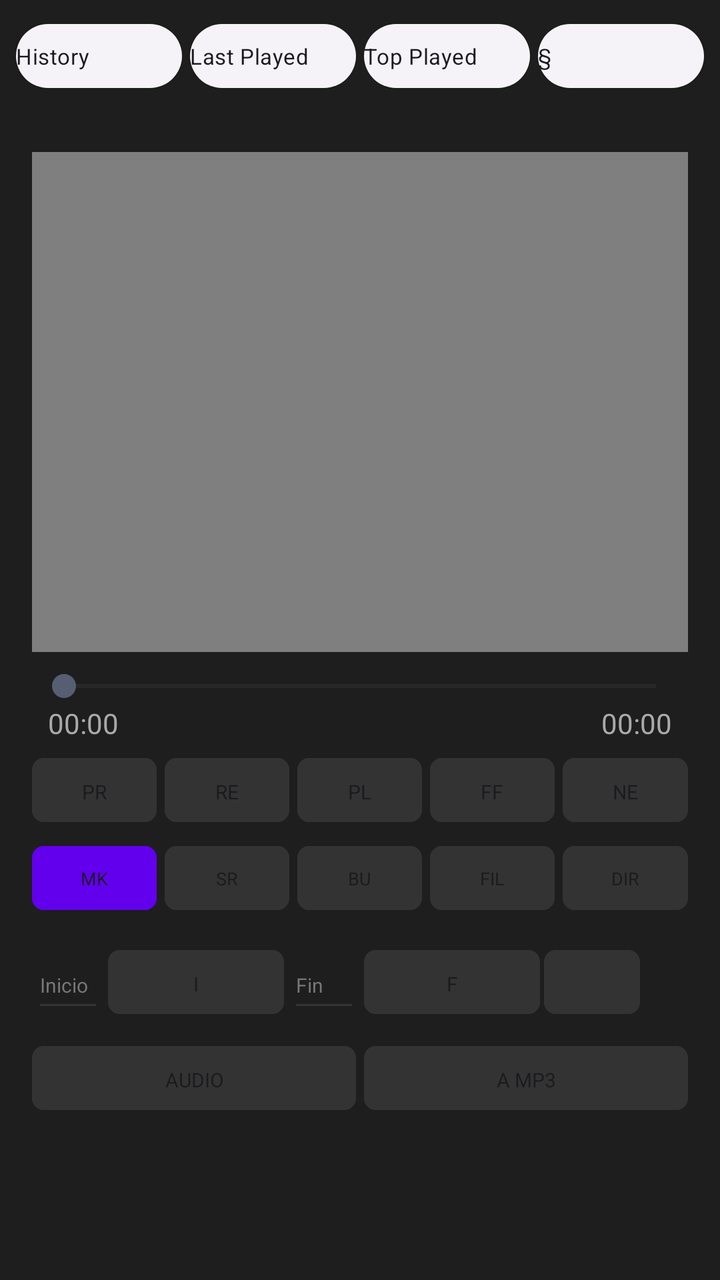
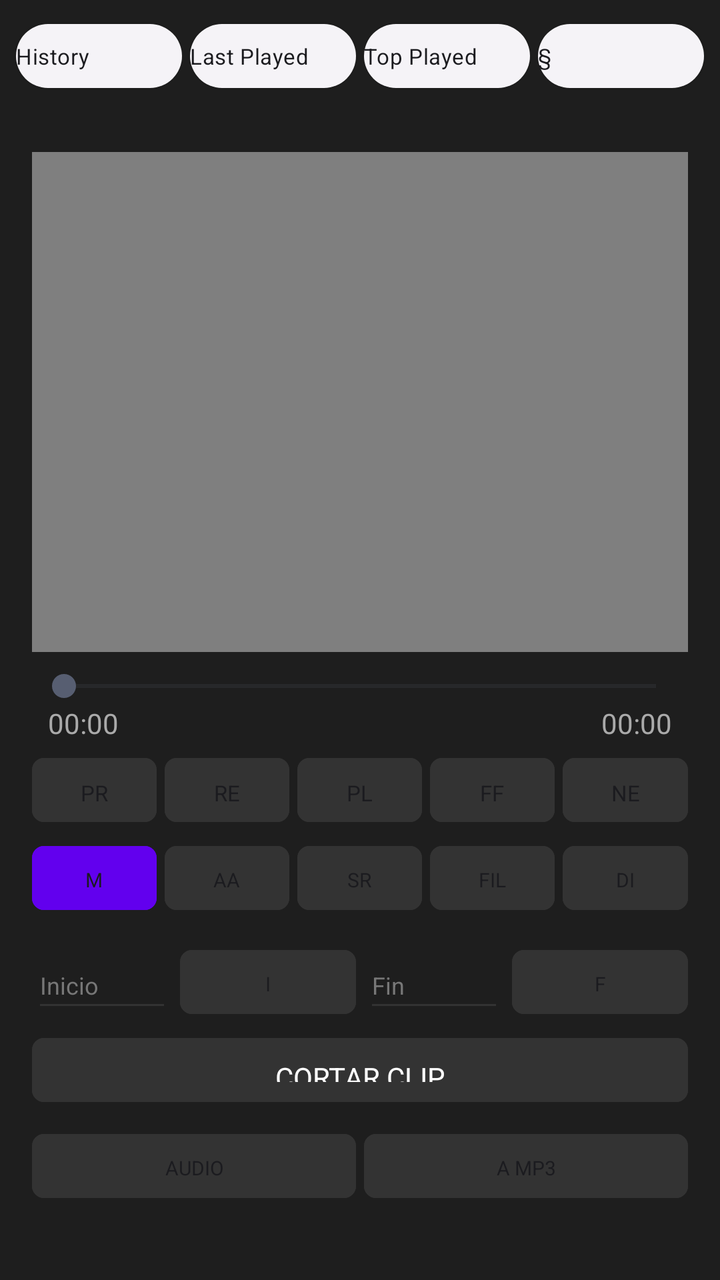

The first picture is an Android layout as it rendered before a commit; the second is the same layout after the commit. The layout source and the unified diff follow.
<!-- AndroidManifest.xml: application theme Theme.RetroMusic.MD3 -->
<!-- res/layout/home_content.xml -->
<?xml version="1.0" encoding="utf-8"?>
<LinearLayout xmlns:android="http://schemas.android.com/apk/res/android"
    android:layout_width="match_parent"
    android:layout_height="match_parent"
    android:orientation="vertical"
    android:background="#1E1E1E"
    android:focusable="true"
    android:focusableInTouchMode="true">

    <include
        android:id="@+id/abs_playlists"
        layout="@layout/abs_playlists" />

    <LinearLayout
        android:layout_width="match_parent"
        android:layout_height="wrap_content"
        android:orientation="vertical"
        android:padding="16dp">

        
        <FrameLayout
            android:id="@+id/videoContainer"
            android:layout_width="match_parent"
            android:layout_height="250dp"
            android:background="#000000">

            <VideoView
                android:id="@+id/videoPlayer"
                android:layout_width="match_parent"
                android:layout_height="match_parent"
                android:layout_gravity="center" />

            <TextView
                android:id="@+id/tvSubtitleOverlay"
                android:layout_width="match_parent"
                android:layout_height="wrap_content"
                android:layout_gravity="bottom|center_horizontal"
                android:gravity="center"
                android:padding="16dp"
                android:textColor="#FFFFFF"
                android:textSize="18sp" />
        </FrameLayout>

        <SeekBar
            android:id="@+id/videoSeekBar"
            android:layout_width="match_parent"
            android:layout_height="wrap_content"
            android:layout_marginTop="8dp" />

        <LinearLayout
            android:layout_width="match_parent"
            android:layout_height="wrap_content"
            android:orientation="horizontal"
            android:paddingHorizontal="8dp">
            <TextView android:id="@+id/tvCurrentTime" android:layout_width="wrap_content" android:layout_height="wrap_content" android:text="00:00" android:textColor="#AAAAAA" />
            <Space android:layout_width="0dp" android:layout_height="wrap_content" android:layout_weight="1" />
            <TextView android:id="@+id/tvTotalTime" android:layout_width="wrap_content" android:layout_height="wrap_content" android:text="00:00" android:textColor="#AAAAAA" />
        </LinearLayout>

        
        <LinearLayout
            android:layout_width="match_parent"
            android:layout_height="wrap_content"
            android:orientation="horizontal"
            android:weightSum="5"
            android:layout_marginTop="4dp"> 
            <Button android:id="@+id/btnPrevVideo" android:layout_width="0dp" android:layout_height="40dp" android:layout_weight="1" android:layout_marginEnd="2dp" android:backgroundTint="#333333" android:text="PREV" android:textSize="10sp" />
            <Button android:id="@+id/btnRewindTime" android:layout_width="0dp" android:layout_height="40dp" android:layout_weight="1" android:layout_marginHorizontal="2dp" android:backgroundTint="#333333" android:text="REW" android:textSize="10sp" />
            <Button android:id="@+id/btnPlayPause" android:layout_width="0dp" android:layout_height="40dp" android:layout_weight="1" android:layout_marginHorizontal="2dp" android:backgroundTint="#333333" android:text="PLAY" android:textSize="10sp" />
            <Button android:id="@+id/btnForwardTime" android:layout_width="0dp" android:layout_height="40dp" android:layout_weight="1" android:layout_marginHorizontal="2dp" android:backgroundTint="#333333" android:text="FF" android:textSize="10sp" />
            <Button android:id="@+id/btnNextVideo" android:layout_width="0dp" android:layout_height="40dp" android:layout_weight="1" android:layout_marginStart="2dp" android:backgroundTint="#333333" android:text="NEXT" android:textSize="10sp" />
        </LinearLayout>

        
        <LinearLayout
            android:layout_width="match_parent"
            android:layout_height="wrap_content"
            android:orientation="horizontal"
            android:weightSum="5"
            android:layout_marginTop="4dp"> 
            <Button android:id="@+id/btnMixVideo" android:layout_width="0dp" android:layout_height="40dp" android:layout_weight="1" android:layout_marginEnd="2dp" android:backgroundTint="#6200EE" android:text="MKV" android:textSize="9sp" />
            <Button android:id="@+id/btnLoadSubtitles" android:layout_width="0dp" android:layout_height="40dp" android:layout_weight="1" android:layout_marginHorizontal="2dp" android:backgroundTint="#333333" android:text="SRT" android:textSize="9sp" />
            <Button android:id="@+id/btnBurn" android:layout_width="0dp" android:layout_height="40dp" android:layout_weight="1" android:layout_marginHorizontal="2dp" android:backgroundTint="#333333" android:text="BURN" android:textSize="9sp" />
            <Button android:id="@+id/btnOpenFile" android:layout_width="0dp" android:layout_height="40dp" android:layout_weight="1" android:layout_marginHorizontal="2dp" android:backgroundTint="#333333" android:text="FILE" android:textSize="9sp" />
            <Button android:id="@+id/btnChooseFolder" android:layout_width="0dp" android:layout_height="40dp" android:layout_weight="1" android:layout_marginStart="2dp" android:backgroundTint="#333333" android:text="DIR" android:textSize="9sp" />
        </LinearLayout>

        
        <LinearLayout
            android:layout_width="match_parent"
            android:layout_height="wrap_content"
            android:orientation="horizontal"
            android:layout_marginTop="12dp"
            android:gravity="center_vertical"
            android:weightSum="6">

            <EditText android:id="@+id/etStartTime" android:layout_width="0dp" android:layout_weight="1.5" android:layout_height="40dp" android:hint="Inicio" android:textColor="#FFFFFF" android:textColorHint="#777777" android:textSize="10sp" android:inputType="text" android:backgroundTint="#333333" />
            <Button android:id="@+id/btnSetStart" android:layout_width="wrap_content" android:layout_height="40dp" android:backgroundTint="#333333" android:text="I" android:textSize="10sp" android:layout_marginHorizontal="2dp" />
            
            <EditText android:id="@+id/etEndTime" android:layout_width="0dp" android:layout_weight="1.5" android:layout_height="40dp" android:hint="Fin" android:textColor="#FFFFFF" android:textColorHint="#777777" android:textSize="10sp" android:inputType="text" android:backgroundTint="#333333" />
            <Button android:id="@+id/btnSetEnd" android:layout_width="wrap_content" android:layout_height="40dp" android:backgroundTint="#333333" android:text="F" android:textSize="10sp" android:layout_marginHorizontal="2dp" />
            
            <Button android:id="@+id/btnSplit" android:layout_width="0dp" android:layout_weight="2" android:layout_height="40dp" android:backgroundTint="#333333" android:text="CORTAR" android:textSize="10sp" />
        </LinearLayout>

        
        <LinearLayout
            android:layout_width="match_parent"
            android:layout_height="wrap_content"
            android:orientation="horizontal"
            android:layout_marginTop="8dp">

            <Button android:id="@+id/btnSelectAudio" android:layout_width="0dp" android:layout_weight="1" android:layout_height="40dp" android:backgroundTint="#333333" android:text="AUDIO" android:textSize="10sp" android:layout_marginEnd="4dp" />
            <Button android:id="@+id/btnConvert" android:layout_width="0dp" android:layout_weight="1" android:layout_height="40dp" android:backgroundTint="#333333" android:text="A MP3" android:textSize="10sp" />
        </LinearLayout>

        <androidx.recyclerview.widget.RecyclerView
            android:id="@+id/rvDownloads"
            android:layout_width="match_parent"
            android:layout_height="wrap_content"
            android:layout_marginTop="16dp"
            android:paddingBottom="20dp" />
            
    </LinearLayout>
</LinearLayout>
<!-- res/layout/abs_playlists.xml (included above) -->
<?xml version="1.0" encoding="utf-8"?>
<androidx.constraintlayout.widget.ConstraintLayout xmlns:android="http://schemas.android.com/apk/res/android"
    xmlns:app="http://schemas.android.com/apk/res-auto"
    android:layout_width="match_parent"
    android:layout_height="wrap_content"
    android:paddingBottom="12dp">

    <com.google.android.material.button.MaterialButton
        android:id="@+id/history"
        style="@style/HomeActionButton"
        android:layout_width="0dp"
        android:layout_height="40dp"
        android:layout_marginStart="8dp"
        android:layout_marginTop="8dp"
        android:layout_marginEnd="4dp"
        android:text="History"
        android:textSize="11sp"
        android:padding="0dp"
        app:iconPadding="0dp"
        app:layout_constraintEnd_toStartOf="@+id/lastAdded"
        app:layout_constraintHorizontal_weight="1"
        app:layout_constraintStart_toStartOf="parent"
        app:layout_constraintTop_toTopOf="parent" />

    <com.google.android.material.button.MaterialButton
        android:id="@+id/lastAdded"
        style="@style/HomeActionButton"
        android:layout_width="0dp"
        android:layout_height="40dp"
        android:layout_marginTop="8dp"
        android:layout_marginEnd="4dp"
        android:text="Last Played"
        android:textSize="11sp"
        android:padding="0dp"
        app:iconPadding="0dp"
        app:layout_constraintEnd_toStartOf="@+id/topPlayed"
        app:layout_constraintHorizontal_weight="1"
        app:layout_constraintStart_toEndOf="@+id/history"
        app:layout_constraintTop_toTopOf="parent" />

    <com.google.android.material.button.MaterialButton
        android:id="@+id/topPlayed"
        style="@style/HomeActionButton"
        android:layout_width="0dp"
        android:layout_height="40dp"
        android:layout_marginTop="8dp"
        android:layout_marginEnd="4dp"
        android:text="Top Played"
        android:textSize="11sp"
        android:padding="0dp"
        app:iconPadding="0dp"
        app:layout_constraintEnd_toStartOf="@+id/actionShuffle"
        app:layout_constraintHorizontal_weight="1"
        app:layout_constraintStart_toEndOf="@+id/lastAdded"
        app:layout_constraintTop_toTopOf="parent" />

    <com.google.android.material.button.MaterialButton
        android:id="@+id/actionShuffle"
        style="@style/HomeActionButton"
        android:layout_width="0dp"
        android:layout_height="40dp"
        android:layout_marginTop="8dp"
        android:layout_marginEnd="8dp"
        android:text="§"
        android:textSize="11sp"
        android:padding="0dp"
        app:iconPadding="0dp"
        app:layout_constraintEnd_toEndOf="parent"
        app:layout_constraintHorizontal_weight="1"
        app:layout_constraintStart_toEndOf="@+id/topPlayed"
        app:layout_constraintTop_toTopOf="parent" />

</androidx.constraintlayout.widget.ConstraintLayout>
<!-- resources referenced by this layout -->
<resources>
  <style name="HomeActionButton" parent="Widget.Material3.Button.ElevatedButton.Icon">
          <item name="android:paddingTop">16dp</item>
          <item name="android:paddingBottom">16dp</item>
          <item name="android:textColor">?attr/colorOnSurface</item>
          <item name="shapeAppearanceOverlay">
              @style/ShapeAppearanceOverlay.Material3.FloatingActionButton
          </item>
          <item name="iconPadding">16dp</item>
          <item name="iconGravity">start</item>
          <item name="android:gravity">start|center_vertical</item>
          <item name="android:textAppearance">@style/TextViewBody2</item>
      </style>
  <style name="Theme.RetroMusic.MD3" parent="@style/Theme.Material3.DayNight.NoActionBar">
          <item name="roundSelector">@drawable/round_selector</item>
          <item name="rectSelector">@drawable/rect_selector</item>
          <item name="materialCardViewStyle">@style/Widget.Material3.CardView.Elevated</item>
          <item name="materialButtonStyle">@style/MaterialButtonTheme</item>
          
          <item name="preferenceTheme">@style/PreferenceThemeOverlay.v14.Material</item>
          <item name="android:textColorAlertDialogListItem">@android:color/white</item>
          
          <item name="android:textColorPrimary">@android:color/white</item>
          <item name="textColorPrimary">@android:color/white</item>
          <item name="android:textColorPrimaryInverse">@android:color/white</item>
  
          <item name="android:textColorSecondary">#B3FFFFFF</item>
          <item name="textColorSecondary">#B3FFFFFF</item>
  
          <item name="colorOnSurface">@android:color/white</item>
          <item name="colorOnSurfaceVariant">#B3FFFFFF</item>
      </style>
  <style name="TextViewBody2" parent="TextAppearance.MaterialComponents.Body2" />
  <!-- drawable round_selector (drawable) -->
  <ripple xmlns:android="http://schemas.android.com/apk/res/android"
      android:color="?android:attr/colorControlHighlight">
  
      <item
          android:id="@android:id/mask"
          android:drawable="@drawable/round_selector_mask" />
  
  </ripple>
  <!-- drawable rect_selector (drawable) -->
  <?xml version="1.0" encoding="utf-8"?>
  <ripple xmlns:android="http://schemas.android.com/apk/res/android"
      android:color="?android:attr/colorControlHighlight">
  
      <item android:id="@android:id/mask">
          <shape>
              <corners android:radius="@dimen/m3_card_corner_radius" />
              <solid android:color="@color/md_green_500" />
          </shape>
      </item>
      <item>
          <selector>
              <item android:state_activated="true">
                  <shape>
                      <corners android:radius="@dimen/m3_card_corner_radius" />
                      <solid android:color="?android:attr/colorControlHighlight" />
                  </shape>
              </item>
          </selector>
      </item>
  </ripple>
  <style name="MaterialButtonTheme" parent="Widget.Material3.Button">
          <item name="cornerRadius">6dp</item>
          <item name="iconGravity">textStart</item>
          <item name="iconTint">?attr/colorControlNormal</item>
          <item name="android:textColor">?android:attr/textColorPrimary</item>
          <item name="android:textAppearance">@style/TextViewNormal</item>
          <item name="android:textAllCaps">false</item>
          <item name="android:paddingTop">@dimen/button_padding_vertical</item>
          <item name="android:paddingBottom">@dimen/button_padding_vertical</item>
      </style>
  <!-- drawable round_selector_mask (drawable) -->
  <?xml version="1.0" encoding="utf-8"?>
  <shape xmlns:android="http://schemas.android.com/apk/res/android"
      android:shape="oval">
      <solid android:color="@android:color/white" />
  </shape>
  <dimen name="m3_card_corner_radius">16dp</dimen>
  <color name="md_green_500">#4CAF50</color>
  <style name="TextViewNormal" parent="">
          <item name="android:textSize">14sp</item>
      </style>
  <dimen name="button_padding_vertical">10dp</dimen>
</resources>

<!-- the commit's change to res/layout/home_content.xml (unified diff, before → after) -->
@@ -17,7 +17,6 @@
         android:orientation="vertical"
         android:padding="16dp">
 
-        
         <FrameLayout
             android:id="@+id/videoContainer"
             android:layout_width="match_parent"
@@ -64,25 +63,24 @@
             android:orientation="horizontal"
             android:weightSum="5"
             android:layout_marginTop="4dp"> 
-            <Button android:id="@+id/btnPrevVideo" android:layout_width="0dp" android:layout_height="40dp" android:layout_weight="1" android:layout_marginEnd="2dp" android:backgroundTint="#333333" android:text="PREV" android:textSize="10sp" />
-            <Button android:id="@+id/btnRewindTime" android:layout_width="0dp" android:layout_height="40dp" android:layout_weight="1" android:layout_marginHorizontal="2dp" android:backgroundTint="#333333" android:text="REW" android:textSize="10sp" />
-            <Button android:id="@+id/btnPlayPause" android:layout_width="0dp" android:layout_height="40dp" android:layout_weight="1" android:layout_marginHorizontal="2dp" android:backgroundTint="#333333" android:text="PLAY" android:textSize="10sp" />
-            <Button android:id="@+id/btnForwardTime" android:layout_width="0dp" android:layout_height="40dp" android:layout_weight="1" android:layout_marginHorizontal="2dp" android:backgroundTint="#333333" android:text="FF" android:textSize="10sp" />
-            <Button android:id="@+id/btnNextVideo" android:layout_width="0dp" android:layout_height="40dp" android:layout_weight="1" android:layout_marginStart="2dp" android:backgroundTint="#333333" android:text="NEXT" android:textSize="10sp" />
+            <Button android:id="@+id/btnPrevVideo" android:layout_width="0dp" android:layout_height="40dp" android:layout_weight="1" android:layout_marginEnd="2dp" android:backgroundTint="#333333" android:text="PREV" android:textSize="11sp" />
+            <Button android:id="@+id/btnRewindTime" android:layout_width="0dp" android:layout_height="40dp" android:layout_weight="1" android:layout_marginHorizontal="2dp" android:backgroundTint="#333333" android:text="REW" android:textSize="11sp" />
+            <Button android:id="@+id/btnPlayPause" android:layout_width="0dp" android:layout_height="40dp" android:layout_weight="1" android:layout_marginHorizontal="2dp" android:backgroundTint="#333333" android:text="PLAY" android:textSize="11sp" />
+            <Button android:id="@+id/btnForwardTime" android:layout_width="0dp" android:layout_height="40dp" android:layout_weight="1" android:layout_marginHorizontal="2dp" android:backgroundTint="#333333" android:text="FF" android:textSize="11sp" />
+            <Button android:id="@+id/btnNextVideo" android:layout_width="0dp" android:layout_height="40dp" android:layout_weight="1" android:layout_marginStart="2dp" android:backgroundTint="#333333" android:text="NEXT" android:textSize="11sp" />
         </LinearLayout>
 
-        
         <LinearLayout
             android:layout_width="match_parent"
             android:layout_height="wrap_content"
             android:orientation="horizontal"
             android:weightSum="5"
             android:layout_marginTop="4dp"> 
-            <Button android:id="@+id/btnMixVideo" android:layout_width="0dp" android:layout_height="40dp" android:layout_weight="1" android:layout_marginEnd="2dp" android:backgroundTint="#6200EE" android:text="MKV" android:textSize="9sp" />
-            <Button android:id="@+id/btnLoadSubtitles" android:layout_width="0dp" android:layout_height="40dp" android:layout_weight="1" android:layout_marginHorizontal="2dp" android:backgroundTint="#333333" android:text="SRT" android:textSize="9sp" />
-            <Button android:id="@+id/btnBurn" android:layout_width="0dp" android:layout_height="40dp" android:layout_weight="1" android:layout_marginHorizontal="2dp" android:backgroundTint="#333333" android:text="BURN" android:textSize="9sp" />
-            <Button android:id="@+id/btnOpenFile" android:layout_width="0dp" android:layout_height="40dp" android:layout_weight="1" android:layout_marginHorizontal="2dp" android:backgroundTint="#333333" android:text="FILE" android:textSize="9sp" />
-            <Button android:id="@+id/btnChooseFolder" android:layout_width="0dp" android:layout_height="40dp" android:layout_weight="1" android:layout_marginStart="2dp" android:backgroundTint="#333333" android:text="DIR" android:textSize="9sp" />
+            <Button android:id="@+id/btnMixVideo" android:layout_width="0dp" android:layout_height="40dp" android:layout_weight="1" android:layout_marginEnd="2dp" android:backgroundTint="#6200EE" android:text="MKV" android:textSize="10sp" />
+            <Button android:id="@+id/btnFullscreen" android:layout_width="0dp" android:layout_height="40dp" android:layout_weight="1" android:layout_marginHorizontal="2dp" android:backgroundTint="#333333" android:text="AAC" android:textSize="10sp" />
+            <Button android:id="@+id/btnLoadSubtitles" android:layout_width="0dp" android:layout_height="40dp" android:layout_weight="1" android:layout_marginHorizontal="2dp" android:backgroundTint="#333333" android:text="SRT" android:textSize="10sp" />
+            <Button android:id="@+id/btnOpenFile" android:layout_width="0dp" android:layout_height="40dp" android:layout_weight="1" android:layout_marginHorizontal="2dp" android:backgroundTint="#333333" android:text="FILE" android:textSize="10sp" />
+            <Button android:id="@+id/btnChooseFolder" android:layout_width="0dp" android:layout_height="40dp" android:layout_weight="1" android:layout_marginStart="2dp" android:backgroundTint="#333333" android:text="DIR" android:textSize="10sp" />
         </LinearLayout>
 
         
@@ -91,17 +89,13 @@
             android:layout_height="wrap_content"
             android:orientation="horizontal"
             android:layout_marginTop="12dp"
-            android:gravity="center_vertical"
-            android:weightSum="6">
-
-            <EditText android:id="@+id/etStartTime" android:layout_width="0dp" android:layout_weight="1.5" android:layout_height="40dp" android:hint="Inicio" android:textColor="#FFFFFF" android:textColorHint="#777777" android:textSize="10sp" android:inputType="text" android:backgroundTint="#333333" />
-            <Button android:id="@+id/btnSetStart" android:layout_width="wrap_content" android:layout_height="40dp" android:backgroundTint="#333333" android:text="I" android:textSize="10sp" android:layout_marginHorizontal="2dp" />
-            
-            <EditText android:id="@+id/etEndTime" android:layout_width="0dp" android:layout_weight="1.5" android:layout_height="40dp" android:hint="Fin" android:textColor="#FFFFFF" android:textColorHint="#777777" android:textSize="10sp" android:inputType="text" android:backgroundTint="#333333" />
-            <Button android:id="@+id/btnSetEnd" android:layout_width="wrap_content" android:layout_height="40dp" android:backgroundTint="#333333" android:text="F" android:textSize="10sp" android:layout_marginHorizontal="2dp" />
-            
-            <Button android:id="@+id/btnSplit" android:layout_width="0dp" android:layout_weight="2" android:layout_height="40dp" android:backgroundTint="#333333" android:text="CORTAR" android:textSize="10sp" />
+            android:gravity="center_vertical">
+            <EditText android:id="@+id/etStartTime" android:layout_width="0dp" android:layout_weight="1" android:layout_height="40dp" android:hint="Inicio" android:textColor="#FFFFFF" android:textColorHint="#777777" android:textSize="12sp" android:inputType="text" android:backgroundTint="#333333" />
+            <Button android:id="@+id/btnSetStart" android:layout_width="wrap_content" android:layout_height="40dp" android:backgroundTint="#333333" android:text="I" android:textSize="10sp" android:layout_marginHorizontal="4dp" />
+            <EditText android:id="@+id/etEndTime" android:layout_width="0dp" android:layout_weight="1" android:layout_height="40dp" android:hint="Fin" android:textColor="#FFFFFF" android:textColorHint="#777777" android:textSize="12sp" android:inputType="text" android:backgroundTint="#333333" />
+            <Button android:id="@+id/btnSetEnd" android:layout_width="wrap_content" android:layout_height="40dp" android:backgroundTint="#333333" android:text="F" android:textSize="10sp" android:layout_marginStart="4dp" />
         </LinearLayout>
+        <Button android:id="@+id/btnSplit" android:layout_width="match_parent" android:layout_height="40dp" android:backgroundTint="#333333" android:text="CORTAR CLIP" android:textColor="#FFFFFF" android:layout_marginTop="4dp" />
 
         
         <LinearLayout
@@ -109,7 +103,6 @@
             android:layout_height="wrap_content"
             android:orientation="horizontal"
             android:layout_marginTop="8dp">
-
             <Button android:id="@+id/btnSelectAudio" android:layout_width="0dp" android:layout_weight="1" android:layout_height="40dp" android:backgroundTint="#333333" android:text="AUDIO" android:textSize="10sp" android:layout_marginEnd="4dp" />
             <Button android:id="@+id/btnConvert" android:layout_width="0dp" android:layout_weight="1" android:layout_height="40dp" android:backgroundTint="#333333" android:text="A MP3" android:textSize="10sp" />
         </LinearLayout>
@@ -120,7 +113,6 @@
             android:layout_height="wrap_content"
             android:layout_marginTop="16dp"
             android:paddingBottom="20dp" />
-            
     </LinearLayout>
 </LinearLayout>
 <!-- res/layout/abs_playlists.xml (included above) -->
